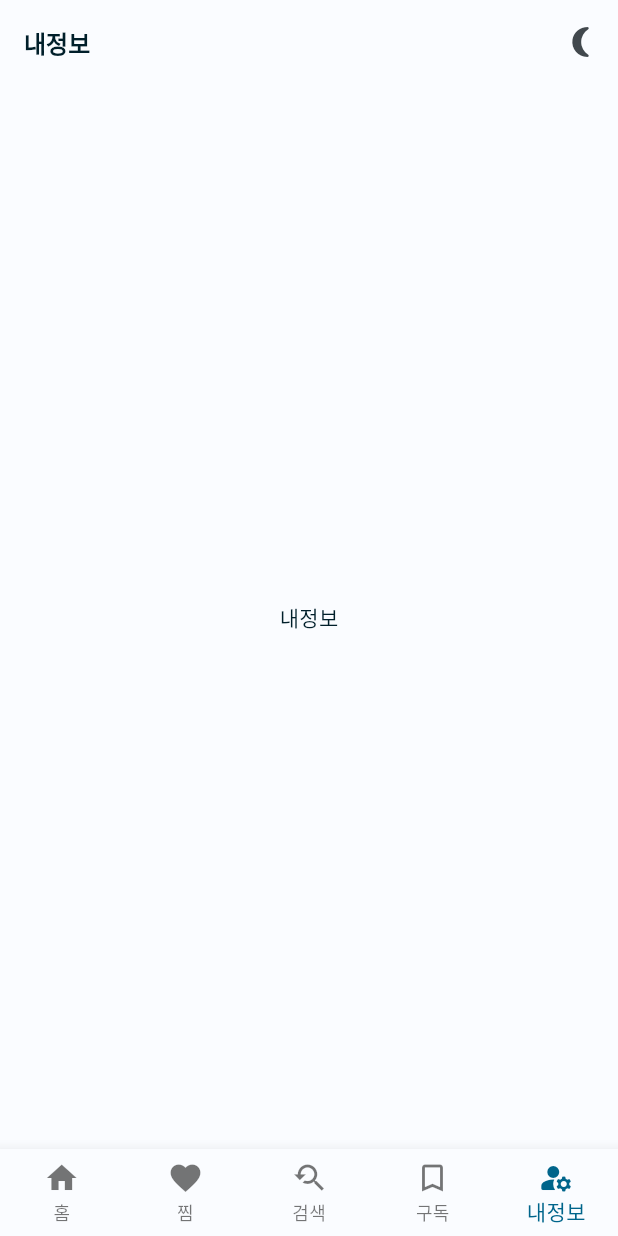
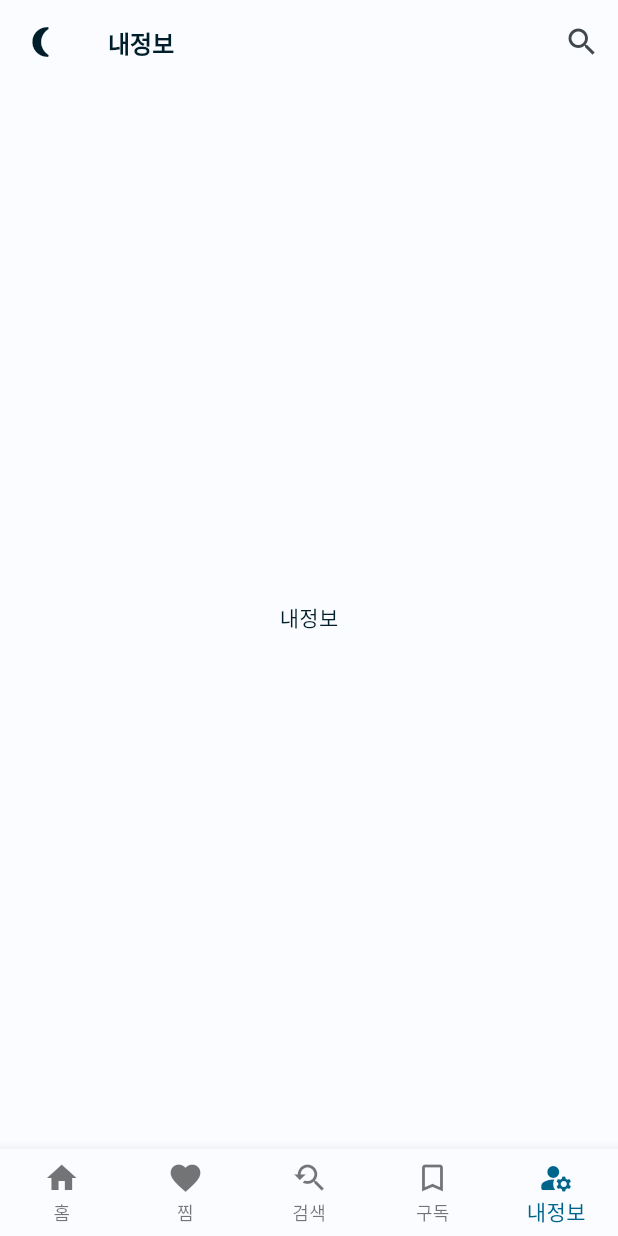
Before and after one commit to Su-Yeo/POA_FE, a Flutter app: the screen it shows after launch, item 5 of the bottom bar chosen, on a phone screen of 412 x 824 dp. Run offline on Flutter 3.47's test engine with Material 2 defaults, Android fonts, the light colour scheme and no system bars; our stand-ins replace flutter_riverpod; Roboto replaces fonts that are missing (Pretendard).

Commit message:
20230520 - base sceen 검색창 추가

```diff
--- a/app/lib/common/layout/base_layout.dart
+++ b/app/lib/common/layout/base_layout.dart
@@ -1,14 +1,18 @@
+import 'package:app/common/components/custom_text_field.dart';
 import 'package:flutter/material.dart';
 import 'package:flutter/src/widgets/framework.dart';
 import 'package:flutter/src/widgets/placeholder.dart';
 
 class BaseLayout extends StatelessWidget {
   final Color? backgrondColor;
-  final String? title;
+  // final String? title;
+  final Widget? title;
   final Widget body;
   final Widget? bottomNav;
   final VoidCallback? actionPressed;
+  final VoidCallback? leadingPressed;
   final IconData? actionIcon;
+  final IconData? leadingIcon;
   const BaseLayout({
     super.key,
     this.backgrondColor,
@@ -16,7 +20,9 @@ class BaseLayout extends StatelessWidget {
     required this.body,
     this.bottomNav,
     this.actionPressed,
+    this.leadingPressed,
     this.actionIcon,
+    this.leadingIcon,
   });
 
   @override
@@ -34,6 +40,15 @@ class BaseLayout extends StatelessWidget {
 
     return AppBar(
       backgroundColor: Colors.transparent,
+      leading: Builder(
+        builder: (BuildContext context) {
+          return IconButton(
+            icon: Icon(leadingIcon),
+            onPressed: leadingPressed,
+            // tooltip: MaterialLocalizations.of(context).openAppDrawerTooltip,
+          );
+        },
+      ),
       actions: [
         IconButton(
           onPressed: actionPressed,
@@ -41,13 +56,14 @@ class BaseLayout extends StatelessWidget {
         ),
       ],
       elevation: 0,
-      title: Text(
-        title!,
-        style: const TextStyle(
-          fontSize: 16.0,
-          fontWeight: FontWeight.bold,
-        ),
-      ),
+      // title: Text(
+      //   title!,
+      //   style: const TextStyle(
+      //     fontSize: 16.0,
+      //     fontWeight: FontWeight.bold,
+      //   ),
+      // ),
+      title: title,
     );
   }
 
--- a/app/lib/common/views/base_screen.dart
+++ b/app/lib/common/views/base_screen.dart
@@ -1,3 +1,4 @@
+import 'package:app/common/components/custom_text_field.dart';
 import 'package:app/common/layout/base_layout.dart';
 import 'package:app/common/theme/color_schemes.g.dart';
 import 'package:flutter/material.dart';
@@ -21,14 +22,16 @@ class _BaseScreenState extends ConsumerState<BaseScreen>
     with SingleTickerProviderStateMixin {
   late TabController controller;
   int index = 0;
-  final List tabName = ['홈', '찜', '검색', '구독', '내정보'];
-  final List tabIcon = [
+  bool isSearch = false;
+  List tabName = ['홈', '찜', '검색', '구독', '내정보'];
+  List tabIcon = [
     Icons.home,
     Icons.favorite,
     Icons.youtube_searched_for_sharp,
     Icons.bookmark_border,
     Icons.manage_accounts_rounded,
   ];
+  String searchText = '';
 
   @override
   void initState() {
@@ -52,15 +55,34 @@ class _BaseScreenState extends ConsumerState<BaseScreen>
   @override
   Widget build(BuildContext context) {
     return BaseLayout(
-      title: tabName[index],
-      actionIcon: widget.themeNotifier.value == ThemeMode.light
+      title: isSearch
+          ? AnimatedOpacity(
+              opacity: isSearch ? 1.0 : 0.0,
+              duration: const Duration(milliseconds: 2000),
+              curve: Curves.bounceInOut,
+              child: searchBar(),
+            )
+          : Text(
+              tabName[index],
+              style: const TextStyle(
+                fontSize: 16.0,
+                fontWeight: FontWeight.bold,
+              ),
+            ),
+      leadingIcon: widget.themeNotifier.value == ThemeMode.light
           ? Icons.nightlight_round_rounded
           : Icons.sunny,
-      actionPressed: () {
+      leadingPressed: () {
         widget.themeNotifier.value =
             widget.themeNotifier.value == ThemeMode.light
                 ? ThemeMode.dark
                 : ThemeMode.light;
+      },
+      actionIcon: Icons.search,
+      actionPressed: () {
+        setState(() {
+          isSearch = !isSearch;
+        });
       },
       body: TabBarView(
         controller: controller,
@@ -112,4 +134,17 @@ class _BaseScreenState extends ConsumerState<BaseScreen>
       ),
     );
   }
+
+  CustomTextField? searchBar() {
+    if (!isSearch) return null;
+    return CustomTextField(
+      hint: '검색어를 입력해 주세요',
+      isAutoFocused: true,
+      onChanged: (String value) {
+        print(value);
+        searchText = value;
+      },
+      themeNotifier: widget.themeNotifier,
+    );
+  }
 }
```
Also changed, not shown: app/lib/common/components/custom_text_field.dart (added, +45 -0 lines), app/lib/common/theme/custom_theme.dart (+51 -0 lines).
